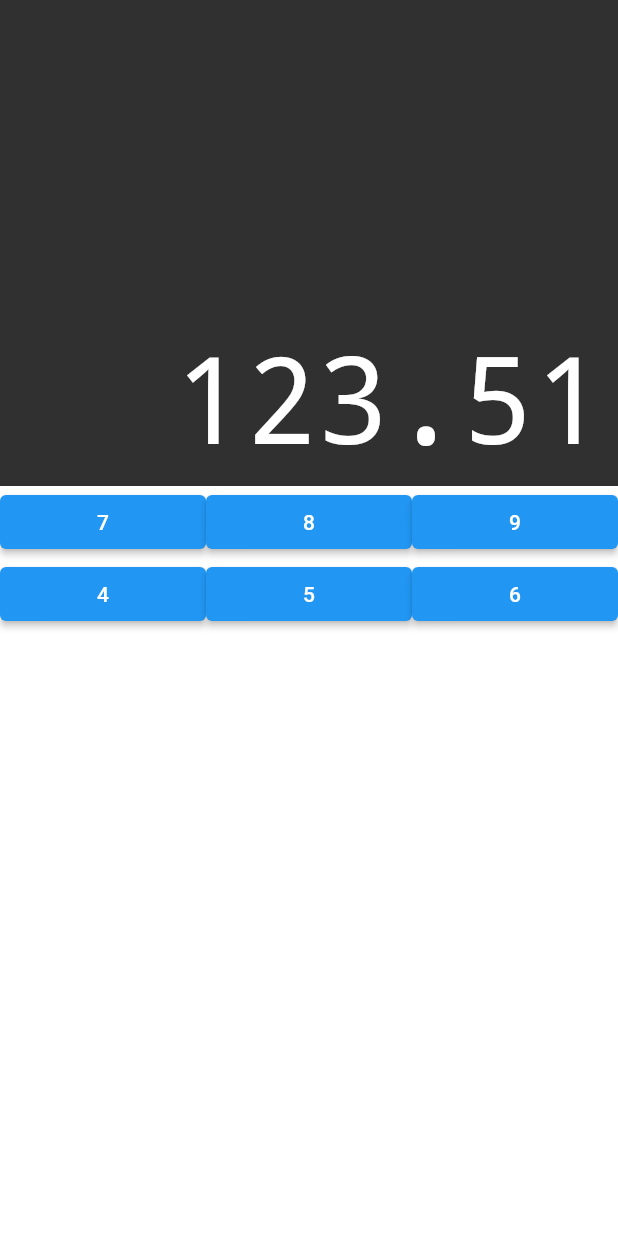
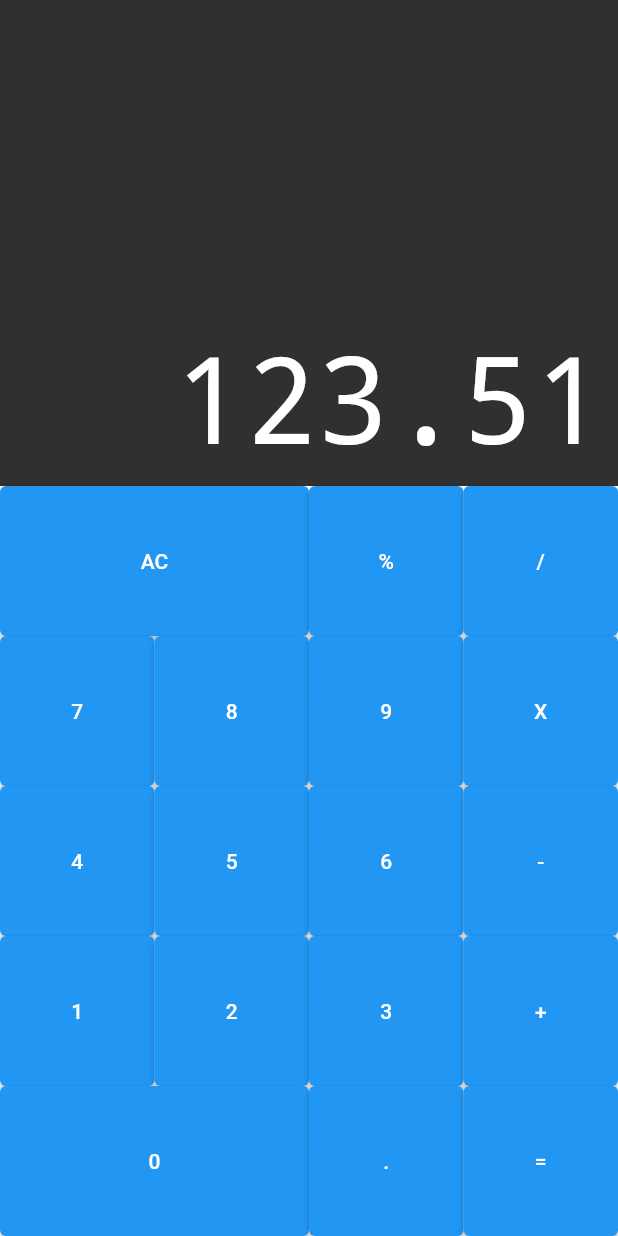
Before and after one commit to LucasWMedeiros/calculator, a Flutter app: the screen it shows after launch, on a phone screen of 412 x 824 dp. Run offline on Flutter 3.47's test engine with Material 2 defaults, Android fonts, the phone set to English and light mode, and no system bars; drawn by our look-alikes of auto_size_text.

Commit message:
adicionando layouts de botões

```diff
--- a/lib/component/button.dart
+++ b/lib/component/button.dart
@@ -2,14 +2,17 @@ import 'package:flutter/material.dart';
 
 class Button extends StatelessWidget {
   final String text;
+  final bool big;
 
   Button({
     required this.text,
+    this.big = false,
   });
 
   @override
   Widget build(BuildContext context) {
     return Expanded(
+      flex: big ? 2 : 1,
       child: ElevatedButton(
         child: Text(text),
         onPressed: () {},
--- a/lib/component/button_row.dart
+++ b/lib/component/button_row.dart
@@ -9,8 +9,11 @@ class ButtonRow extends StatelessWidget {
 
   @override
   Widget build(BuildContext context) {
-    return Row(
-      children: buttons,
+    return Expanded(
+      child: Row(
+        crossAxisAlignment: CrossAxisAlignment.stretch,
+        children: buttons,
+      ),
     );
   }
 }
--- a/lib/component/keyboard.dart
+++ b/lib/component/keyboard.dart
@@ -12,15 +12,33 @@ class Keyboard extends StatelessWidget {
       child: Column(
         children: [
          ButtonRow([
+          Button(text: 'AC', big: true,),
+          Button(text: '%'),
+          Button(text: '/'),
+         ]),
+         ButtonRow([
           Button(text: '7'),
           Button(text: '8'),
           Button(text: '9'),
+          Button(text: 'X'),
          ]),
          ButtonRow([
           Button(text: '4'),
           Button(text: '5'),
           Button(text: '6'),
-         ])
+          Button(text: '-'),
+         ]),
+         ButtonRow([
+          Button(text: '1'),
+          Button(text: '2'),
+          Button(text: '3'),
+          Button(text: '+'),
+         ]),
+         ButtonRow([
+          Button(text: '0', big: true,),
+          Button(text: '.'),
+          Button(text: '='),
+         ]),
         ],
       ),
     );
```
